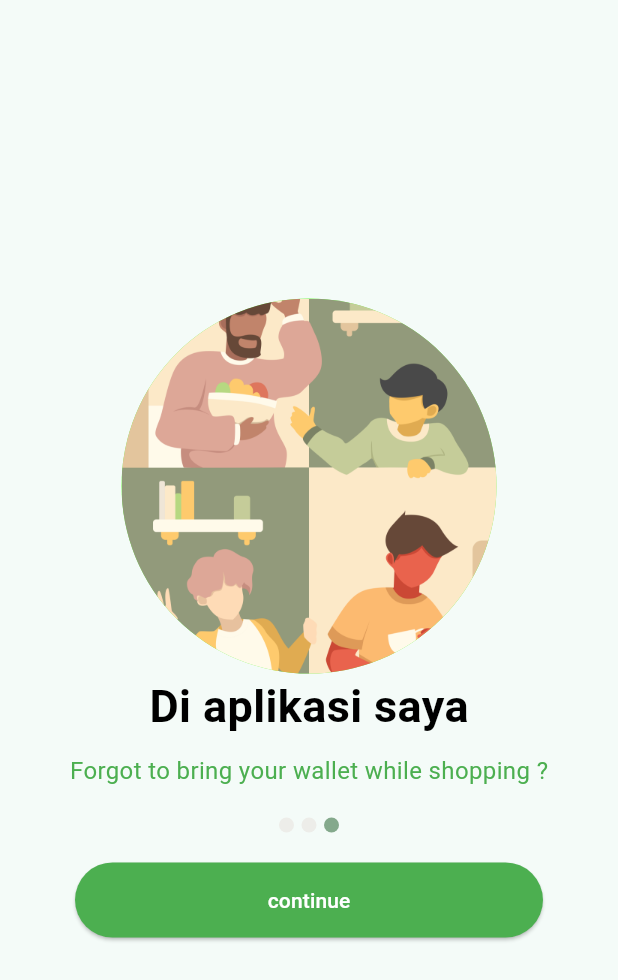
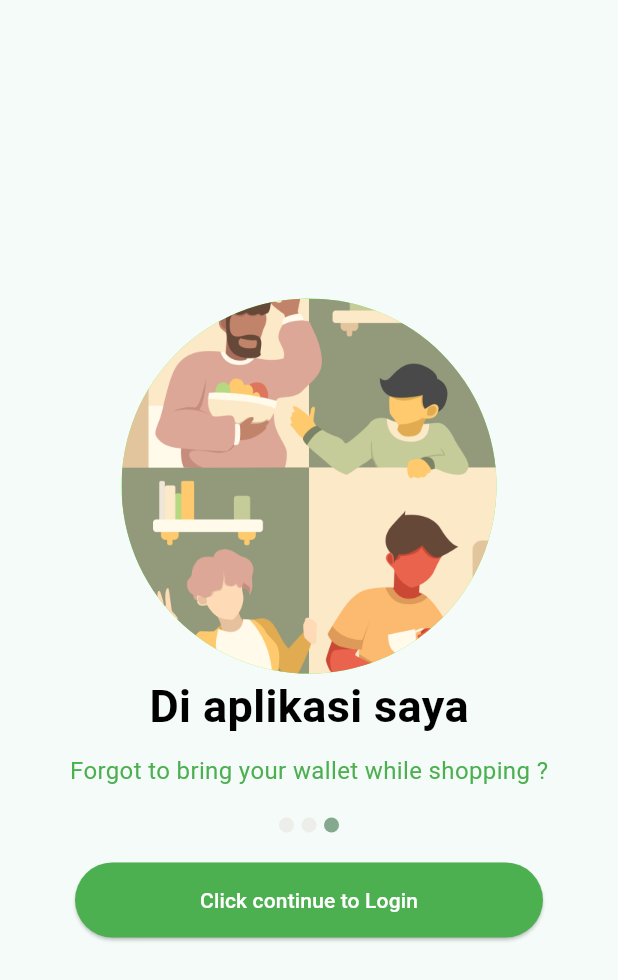
Before and after one commit to KishiEdward/tugas_week6_1123150045, a Flutter app: the SplashScreen3 screen opened directly, on a phone screen of 412 x 824 dp. Shown: the top 980 px of the screen. Run offline on Flutter 3.47's test engine with Material 3 defaults, Android fonts, the phone set to English and light mode, and no system bars.

Commit message:
membuat halaman login.dart

```diff
--- /dev/null
+++ b/lib/login.dart
@@ -0,0 +1,17 @@
+import 'package:flutter/material.dart';
+
+class Login extends StatelessWidget {
+  const Login({super.key});
+
+  @override
+  Widget build(BuildContext context) {
+    return Scaffold(
+      body: Center(
+        child: Text(
+          'Login Screen',
+          style: TextStyle(fontSize: 24),
+        ),
+      ),
+    );
+  }
+}
--- a/lib/screen/splash_screen3.dart
+++ b/lib/screen/splash_screen3.dart
@@ -1,4 +1,5 @@
 import 'package:flutter/material.dart';
+import 'package:flut_week6/login.dart';
 
 class SplashScreen3 extends StatelessWidget {
   const SplashScreen3({super.key});
@@ -77,13 +78,17 @@ class SplashScreen3 extends StatelessWidget {
                 width: double.infinity,
                 child: ElevatedButton(
                   onPressed: () {
-                    //todo untuk ke login
+                    Navigator.pushAndRemoveUntil(
+                      context,
+                      MaterialPageRoute(builder: (context) => Login()),
+                      (Route<dynamic> route) => false,
+                    );
                   },
                   style: ElevatedButton.styleFrom(
                     backgroundColor: Color(0xFF4CAF50),
                   ),
                   child: Text(
-                    "continue",
+                    "Click continue to Login",
                     style: TextStyle(fontSize: 14, color: Colors.white),
                   ),
                 ),
```
